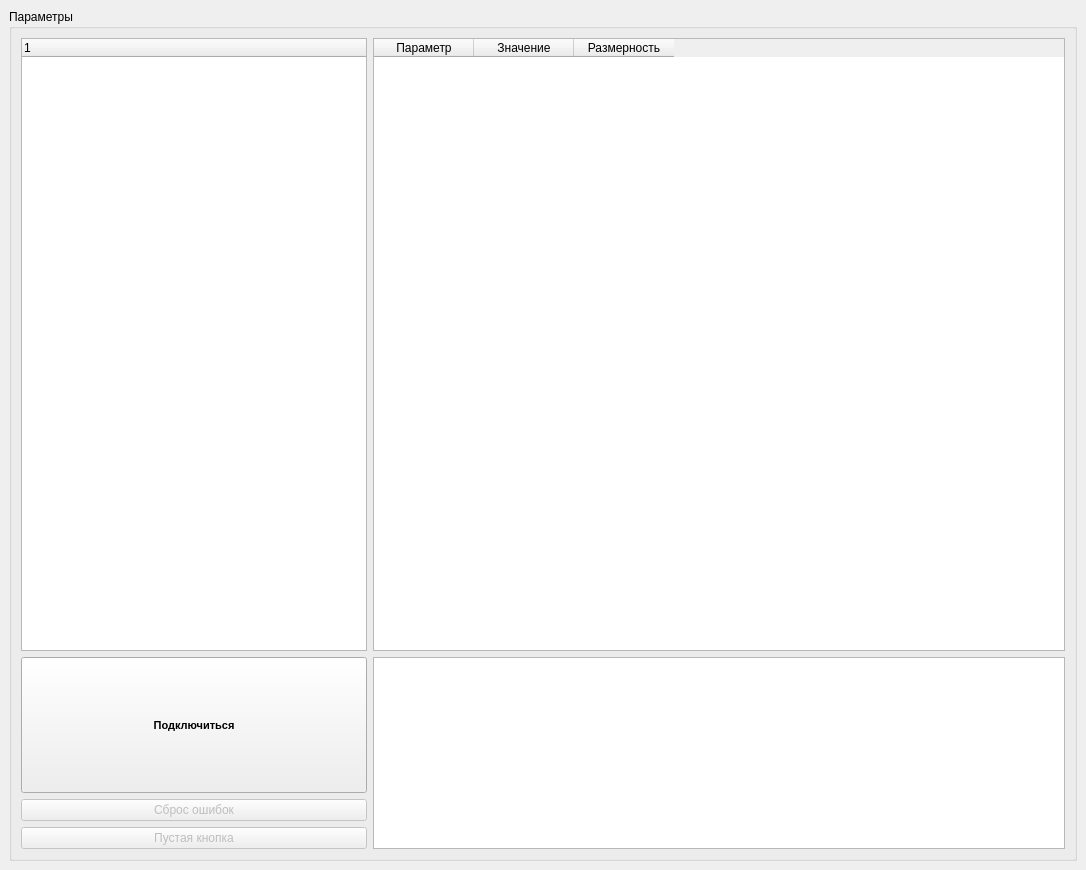
Old version of the form VMU_monitor_v2.ui in the repository hochu-leto/EVIS.
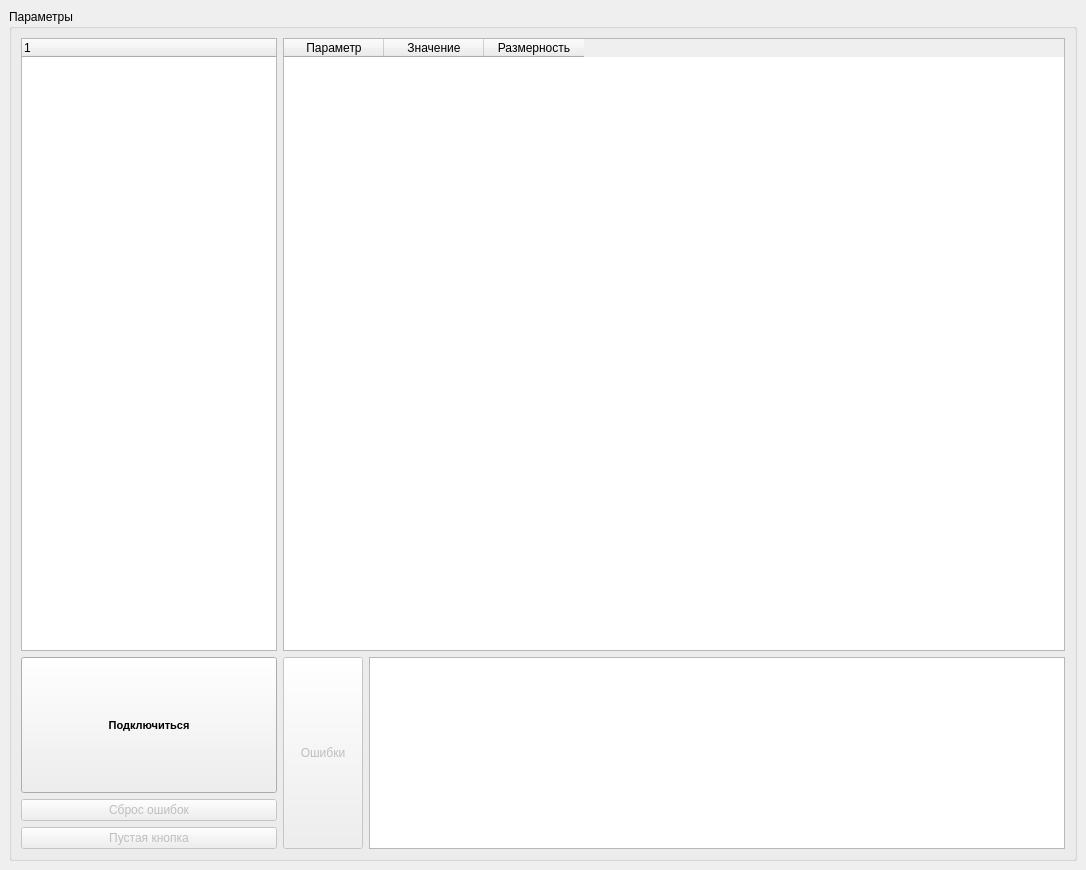
New version of the form.

Commit message: проверить чтение ошибок

Diff of the .ui file:
```diff
--- a/VMU_monitor_v2.ui
+++ b/VMU_monitor_v2.ui
@@ -32,11 +32,11 @@
       <property name="title">
        <string>Параметры</string>
       </property>
-      <layout class="QGridLayout" name="gridLayout_2" rowstretch="9,0,0,0,0" columnstretch="1,2">
-       <item row="2" column="1" rowspan="3">
-        <widget class="QTextBrowser" name="errors_browser"/>
-       </item>
-       <item row="2" column="0">
+      <layout class="QGridLayout" name="gridLayout_2" rowstretch="9,0,0,0,0,0" columnstretch="0,2,3,0,0" columnminimumwidth="0,0,0,0,0">
+       <property name="sizeConstraint">
+        <enum>QLayout::SetNoConstraint</enum>
+       </property>
+       <item row="3" column="0">
         <widget class="QPushButton" name="connect_btn">
          <property name="sizePolicy">
           <sizepolicy hsizetype="Minimum" vsizetype="Minimum">
@@ -68,17 +68,7 @@
          </property>
         </widget>
        </item>
-       <item row="3" column="0">
-        <widget class="QPushButton" name="reset_faults">
-         <property name="enabled">
-          <bool>false</bool>
-         </property>
-         <property name="text">
-          <string>Сброс ошибок</string>
-         </property>
-        </widget>
-       </item>
-       <item row="4" column="0">
+       <item row="5" column="0">
         <widget class="QPushButton" name="reset_faults_2">
          <property name="enabled">
           <bool>false</bool>
@@ -88,11 +78,33 @@
          </property>
         </widget>
        </item>
-       <item row="0" column="1" rowspan="2">
+       <item row="4" column="0">
+        <widget class="QPushButton" name="reset_faults">
+         <property name="enabled">
+          <bool>false</bool>
+         </property>
+         <property name="text">
+          <string>Сброс ошибок</string>
+         </property>
+        </widget>
+       </item>
+       <item row="0" column="0" rowspan="2">
+        <widget class="QTreeWidget" name="nodes_tree">
+         <column>
+          <property name="text">
+           <string notr="true">1</string>
+          </property>
+         </column>
+        </widget>
+       </item>
+       <item row="0" column="1" rowspan="2" colspan="3">
         <widget class="QTableWidget" name="vmu_param_table">
          <property name="enabled">
           <bool>true</bool>
          </property>
+         <property name="sizeAdjustPolicy">
+          <enum>QAbstractScrollArea::AdjustToContents</enum>
+         </property>
          <column>
           <property name="text">
            <string>Параметр</string>
@@ -110,13 +122,30 @@
          </column>
         </widget>
        </item>
-       <item row="0" column="0" rowspan="2">
-        <widget class="QTreeWidget" name="nodes_tree">
-         <column>
-          <property name="text">
-           <string notr="true">1</string>
-          </property>
-         </column>
+       <item row="3" column="2" rowspan="3" colspan="2">
+        <widget class="QTextBrowser" name="errors_browser">
+         <property name="sizePolicy">
+          <sizepolicy hsizetype="Minimum" vsizetype="Expanding">
+           <horstretch>0</horstretch>
+           <verstretch>0</verstretch>
+          </sizepolicy>
+         </property>
+        </widget>
+       </item>
+       <item row="3" column="1" rowspan="3">
+        <widget class="QPushButton" name="read_errors_btn">
+         <property name="enabled">
+          <bool>false</bool>
+         </property>
+         <property name="sizePolicy">
+          <sizepolicy hsizetype="Maximum" vsizetype="Minimum">
+           <horstretch>0</horstretch>
+           <verstretch>0</verstretch>
+          </sizepolicy>
+         </property>
+         <property name="text">
+          <string>Ошибки</string>
+         </property>
         </widget>
        </item>
       </layout>
```
Left out of the diff: 5 changed lines with no effect on the pictures. The commit also changes 3 other files.
